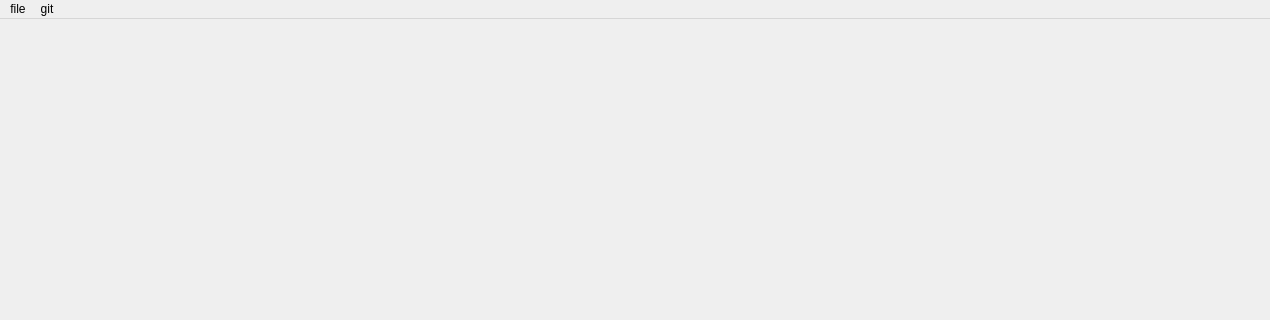
Before: the Qt Designer form editor.ui in rocksteady591/TurboIDE, drawn with Qt 5; both pictures show x 0 to 1270 and y 0 to 320 of the 1270 by 720 pixel window.
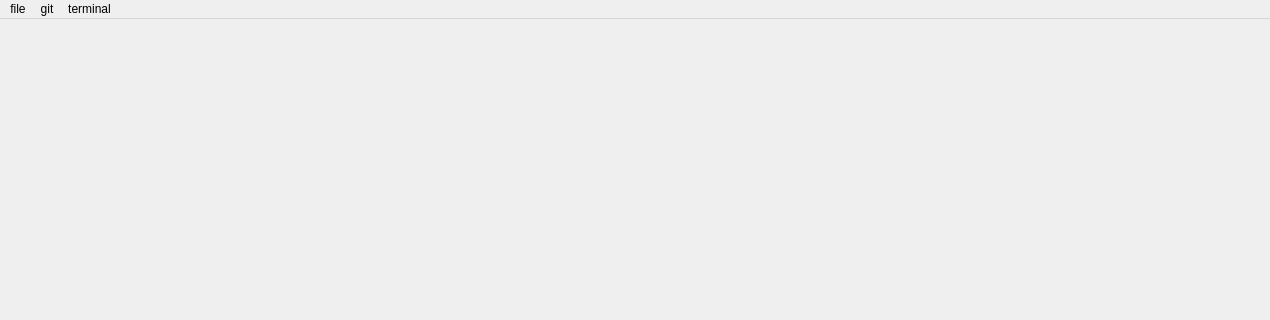
After: the same form once the commit is applied.

Commit message: добавил терминал, поддерживает все основные команды, позднее будет доработан

```diff
--- a/editor.ui
+++ b/editor.ui
@@ -26,7 +26,7 @@
      <x>0</x>
      <y>0</y>
      <width>1270</width>
-     <height>23</height>
+     <height>24</height>
     </rect>
    </property>
    <widget class="QMenu" name="menu">
@@ -47,8 +47,16 @@
     <addaction name="actionpush"/>
     <addaction name="actionpull"/>
    </widget>
+   <widget class="QMenu" name="menuterminal">
+    <property name="title">
+     <string>terminal</string>
+    </property>
+    <addaction name="actionnew_terminal"/>
+    <addaction name="actionclose_terminal"/>
+   </widget>
    <addaction name="menu"/>
    <addaction name="menugit"/>
+   <addaction name="menuterminal"/>
   </widget>
   <widget class="QStatusBar" name="statusbar"/>
   <action name="action">
```
Left out of the diff: 10 changed lines with no effect on the pictures. The commit also changes 1 other file.
